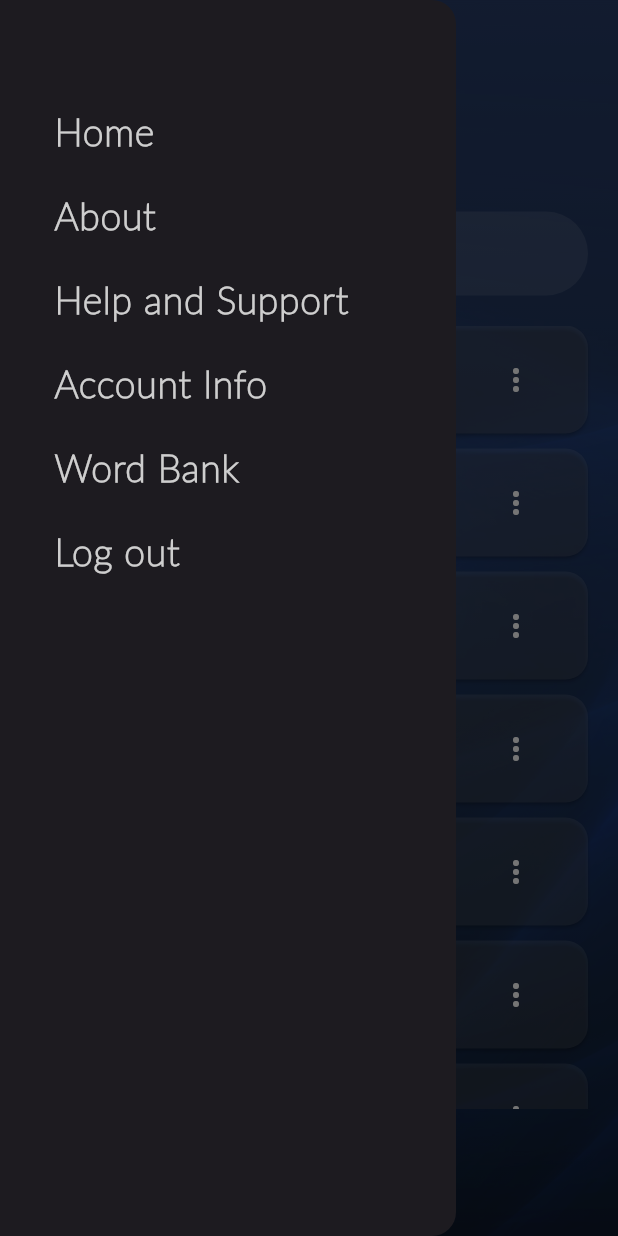
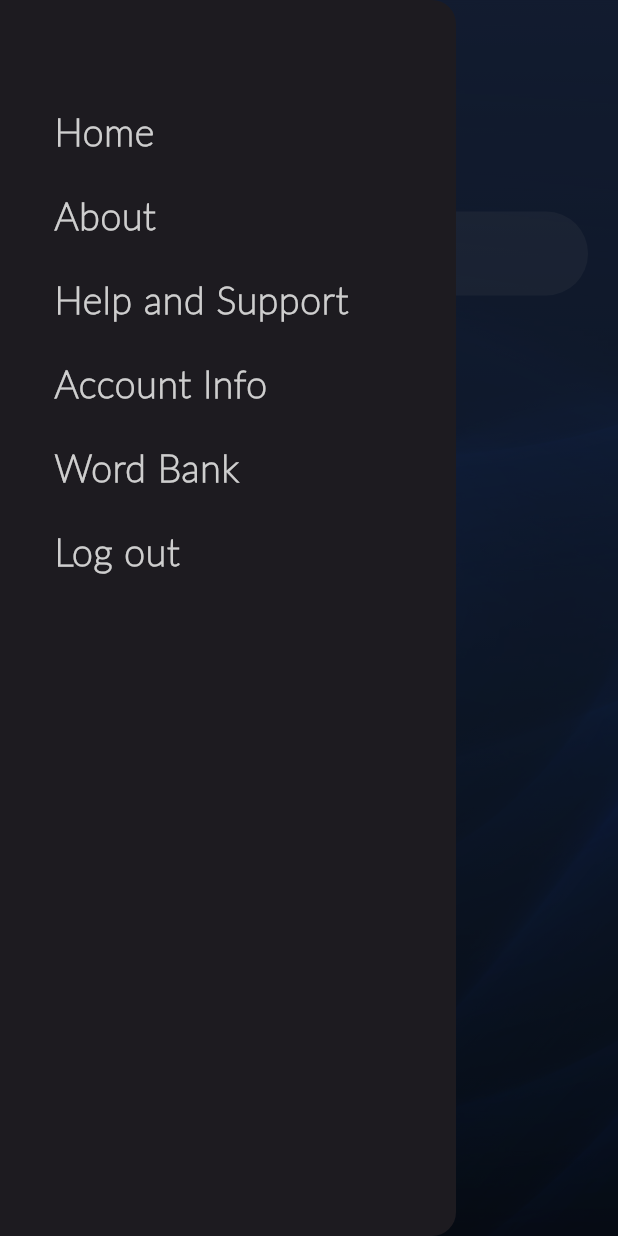
Before and after one commit to malakHelmy/Neurithm, a Flutter app: the PatientsListPage screen opened directly, with the side drawer open, on a phone screen of 412 x 824 dp. Run offline on Flutter 3.47's test engine with Material 3 defaults, Android fonts, the phone set to English and light mode, and no system bars; our stand-ins replace audioplayers, cloud_firestore, firebase_auth, firebase_core, flutter_rating_bar, flutter_tts and 2 more; accounts and stored records are empty.

Commit message:
view patients admin side done

```diff
--- a/neurithm/lib/screens/viewPatients.dart
+++ b/neurithm/lib/screens/viewPatients.dart
@@ -1,10 +1,11 @@
-
 import 'package:flutter/material.dart';
+import 'package:cloud_firestore/cloud_firestore.dart';
 import '../widgets/wavesBackground.dart';
 import '../widgets/appbar.dart';
 import '../screens/viewAppRatings.dart';
 import '../screens/viewPatients.dart';
 import '../screens/adminSettings.dart';
+import '../models/patient.dart';
 
 class PatientsListPage extends StatelessWidget {
   const PatientsListPage({Key? key}) : super(key: key);
@@ -64,10 +65,25 @@ class PatientsListPage extends StatelessWidget {
                   ),
                   const SizedBox(height: 20),
                   Expanded(
-                    child: ListView.builder(
-                      itemCount: 10,
+                    child: StreamBuilder<QuerySnapshot>(
+                      stream: FirebaseFirestore.instance.collection('patients').snapshots(),
+                      builder: (context, snapshot) {
+                        if (snapshot.connectionState == ConnectionState.waiting) {
+                          return const Center(child: CircularProgressIndicator());
+                        } else if (snapshot.hasError) {
+                          return Center(child: Text('Error: ${snapshot.error}'));
+                        } else if (!snapshot.hasData || snapshot.data!.docs.isEmpty) {
+                          return const Center(child: Text('No patients found.'));
+                        } else {
+                          final patients = snapshot.data!.docs.map((doc) {
+                            return Patient.fromMap(doc.data() as Map<String, dynamic>);
+                          }).toList();
+
+                          return ListView.builder(
+                            itemCount: patients.length,
                             padding: const EdgeInsets.symmetric(horizontal: 20),
                             itemBuilder: (context, index) {
+                              final patient = patients[index];
                               return Card(
                                 color: Colors.white.withOpacity(0.1),
                                 margin: const EdgeInsets.only(bottom: 10),
@@ -80,14 +96,14 @@ class PatientsListPage extends StatelessWidget {
                                     child: Icon(Icons.person, color: Colors.white),
                                   ),
                                   title: Text(
-                              'Patient ${index + 1}',
+                                    '${patient.firstName} ${patient.lastName}',
                                     style: const TextStyle(
                                       color: Colors.white,
                                       fontWeight: FontWeight.bold,
                                     ),
                                   ),
                                   subtitle: Text(
-                              'Last visit: ${DateTime.now().toString().substring(0, 10)}',
+                                    'Email: ${patient.email}',
                                     style: const TextStyle(color: Colors.white70),
                                   ),
                                   trailing: IconButton(
@@ -96,6 +112,9 @@ class PatientsListPage extends StatelessWidget {
                                   ),
                                 ),
                               );
+                            },
+                          );
+                        }
                       },
                     ),
                   ),
```
Lines whose indentation alone changed are shown as unchanged.
